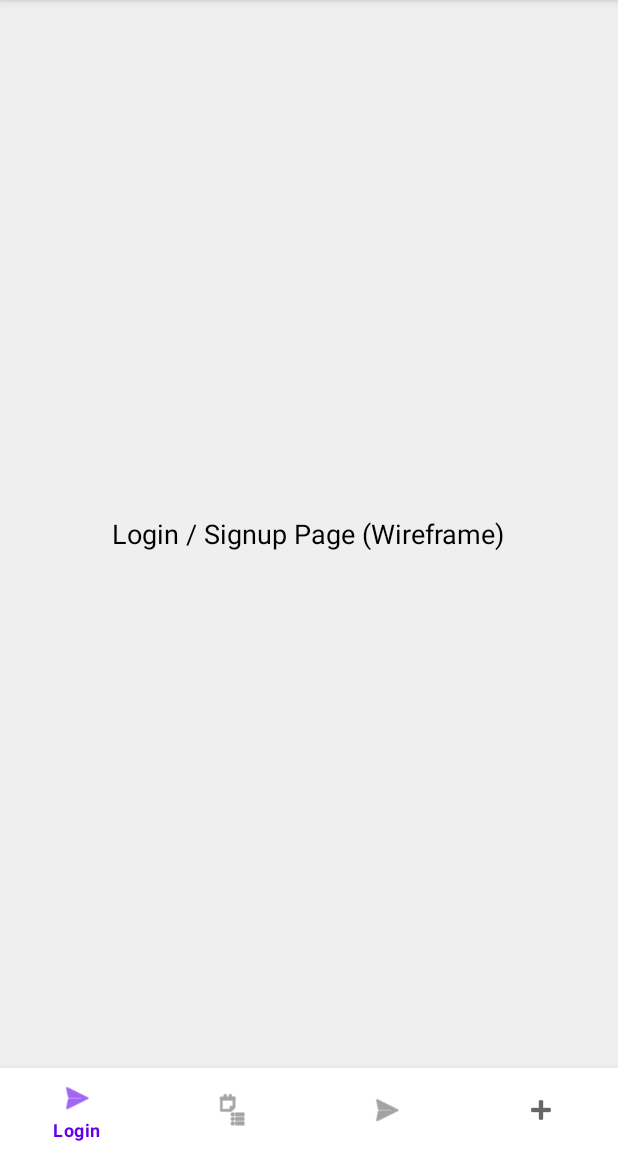
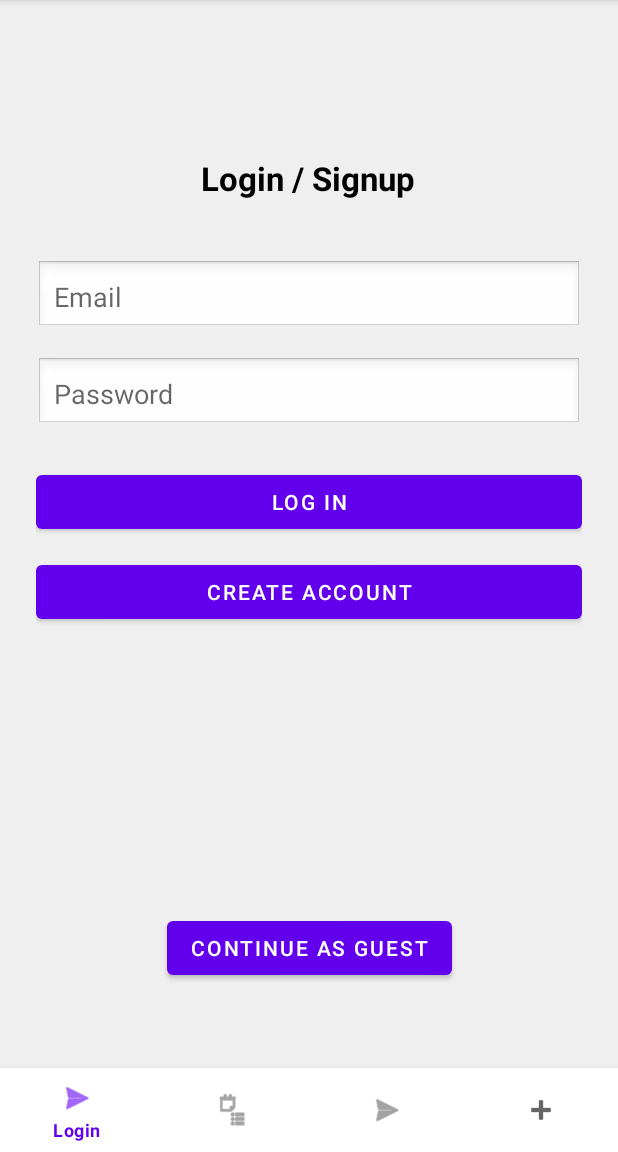
Before and after one commit to CS388-Group-11/CS388-Group-11, an Android app: the screen it shows after launch (MainActivity), on a phone screen of 412 x 824 dp, the part 84-1236 px from its top. Run offline under Robolectric (Android 15) with nearby library versions, the phone set to English and light mode, and no system bars.

Commit message:
add login page

```diff
--- a/app/src/main/java/com/example/studysync/ui/LoginFragment.kt
+++ b/app/src/main/java/com/example/studysync/ui/LoginFragment.kt
@@ -1,18 +1,76 @@
 package com.example.studysync.ui
 
+import android.content.Context
+import android.content.Intent
 import android.os.Bundle
-import android.view.LayoutInflater
 import android.view.View
-import android.view.ViewGroup
+import android.widget.Button
+import android.widget.EditText
+import android.widget.Toast
 import androidx.fragment.app.Fragment
+import com.example.studysync.MainActivity
 import com.example.studysync.R
 
-class LoginFragment : Fragment() {
+class LoginFragment : Fragment(R.layout.fragment_login) {
 
-    override fun onCreateView(
-        inflater: LayoutInflater, container: ViewGroup?,
-        savedInstanceState: Bundle?
-    ): View? {
-        return inflater.inflate(R.layout.fragment_login, container, false)
+    private val PREFS_NAME = "UserAccounts"
+
+    override fun onViewCreated(view: View, savedInstanceState: Bundle?) {
+        super.onViewCreated(view, savedInstanceState)
+
+        val emailInput = view.findViewById<EditText>(R.id.emailInput)
+        val passwordInput = view.findViewById<EditText>(R.id.passwordInput)
+        val loginButton = view.findViewById<Button>(R.id.loginButton)
+        val signupButton = view.findViewById<Button>(R.id.signupButton)
+        val guestButton = view.findViewById<Button>(R.id.guestButton)
+
+        val prefs = requireContext().getSharedPreferences(PREFS_NAME, Context.MODE_PRIVATE)
+
+        loginButton.setOnClickListener {
+            val email = emailInput.text.toString()
+            val password = passwordInput.text.toString()
+
+            if (email.isEmpty() || password.isEmpty()) {
+                Toast.makeText(requireContext(), "Please enter email and password", Toast.LENGTH_SHORT).show()
+                return@setOnClickListener
+            }
+
+            val savedPassword = prefs.getString(email, null)
+            if (savedPassword != null && savedPassword == password) {
+                Toast.makeText(requireContext(), "Logged in as $email", Toast.LENGTH_SHORT).show()
+                goToMainPage()
+            } else {
+                Toast.makeText(requireContext(), "Account does not exist or password is wrong", Toast.LENGTH_SHORT).show()
+            }
+        }
+
+        signupButton.setOnClickListener {
+            val email = emailInput.text.toString()
+            val password = passwordInput.text.toString()
+
+            if (email.isEmpty() || password.isEmpty()) {
+                Toast.makeText(requireContext(), "Please enter email and password", Toast.LENGTH_SHORT).show()
+                return@setOnClickListener
+            }
+
+            if (prefs.contains(email)) {
+                Toast.makeText(requireContext(), "Account already exists", Toast.LENGTH_SHORT).show()
+            } else {
+                prefs.edit().putString(email, password).apply()
+                Toast.makeText(requireContext(), "Account created for $email", Toast.LENGTH_SHORT).show()
+                goToMainPage()
+            }
+        }
+
+        guestButton.setOnClickListener {
+            Toast.makeText(requireContext(), "Continuing as Guest", Toast.LENGTH_SHORT).show()
+            goToMainPage()
+        }
+    }
+
+    private fun goToMainPage() {
+        val intent = Intent(requireContext(), MainActivity::class.java)
+        startActivity(intent)
+        requireActivity().finish()
     }
 }
--- a/app/src/main/res/layout/fragment_login.xml
+++ b/app/src/main/res/layout/fragment_login.xml
@@ -1,14 +1,88 @@
 <?xml version="1.0" encoding="utf-8"?>
-<FrameLayout xmlns:android="http://schemas.android.com/apk/res/android"
+<androidx.constraintlayout.widget.ConstraintLayout xmlns:android="http://schemas.android.com/apk/res/android"
+    xmlns:app="http://schemas.android.com/apk/res-auto"
     android:layout_width="match_parent"
     android:layout_height="match_parent"
+    android:padding="24dp"
+    android:paddingTop="?attr/actionBarSize"
     android:background="#EFEFEF">
 
+    <!-- Title -->
+
+    <!-- Email Input -->
+
     <TextView
+        android:id="@+id/loginTitle"
         android:layout_width="wrap_content"
         android:layout_height="wrap_content"
-        android:layout_gravity="center"
-        android:text="Login / Signup Page (Wireframe)"
-        android:textSize="18sp"
-        android:textColor="#000000"/>
-</FrameLayout>
+        android:layout_marginTop="80dp"
+        android:text="Login / Signup"
+        android:textColor="#000000"
+        android:textSize="22sp"
+        android:textStyle="bold"
+        app:layout_constraintEnd_toEndOf="parent"
+        app:layout_constraintHorizontal_bias="0.497"
+        app:layout_constraintStart_toStartOf="parent"
+        app:layout_constraintTop_toTopOf="parent" />
+
+    <EditText
+        android:id="@+id/emailInput"
+        android:layout_width="0dp"
+        android:layout_height="wrap_content"
+        android:hint="Email"
+        android:inputType="textEmailAddress"
+        android:padding="12dp"
+        android:background="@android:drawable/edit_text"
+        app:layout_constraintTop_toBottomOf="@id/loginTitle"
+        app:layout_constraintStart_toStartOf="parent"
+        app:layout_constraintEnd_toEndOf="parent"
+        android:layout_marginTop="40dp" />
+
+    <!-- Password Input -->
+    <EditText
+        android:id="@+id/passwordInput"
+        android:layout_width="0dp"
+        android:layout_height="wrap_content"
+        android:hint="Password"
+        android:inputType="textPassword"
+        android:padding="12dp"
+        android:background="@android:drawable/edit_text"
+        app:layout_constraintTop_toBottomOf="@id/emailInput"
+        app:layout_constraintStart_toStartOf="parent"
+        app:layout_constraintEnd_toEndOf="parent"
+        android:layout_marginTop="16dp" />
+
+    <!-- Login Button -->
+    <Button
+        android:id="@+id/loginButton"
+        android:layout_width="0dp"
+        android:layout_height="wrap_content"
+        android:text="Log In"
+        app:layout_constraintTop_toBottomOf="@id/passwordInput"
+        app:layout_constraintStart_toStartOf="parent"
+        app:layout_constraintEnd_toEndOf="parent"
+        android:layout_marginTop="24dp" />
+
+    <!-- Create Account Button -->
+    <Button
+        android:id="@+id/signupButton"
+        android:layout_width="0dp"
+        android:layout_height="wrap_content"
+        android:text="Create Account"
+        app:layout_constraintTop_toBottomOf="@id/loginButton"
+        app:layout_constraintStart_toStartOf="parent"
+        app:layout_constraintEnd_toEndOf="parent"
+        android:layout_marginTop="12dp" />
+
+    <!-- Continue as Guest Button -->
+    <Button
+        android:id="@+id/guestButton"
+        android:layout_width="wrap_content"
+        android:layout_height="wrap_content"
+        android:text="Continue as Guest"
+        android:layout_marginBottom="32dp"
+        app:layout_constraintBottom_toBottomOf="parent"
+        app:layout_constraintStart_toStartOf="parent"
+        app:layout_constraintEnd_toEndOf="parent" />
+
+</androidx.constraintlayout.widget.ConstraintLayout>
```
Also changed, not shown: app/src/main/java/com/example/studysync/ui/AuthHelper.kt (added, +23 -0 lines).
